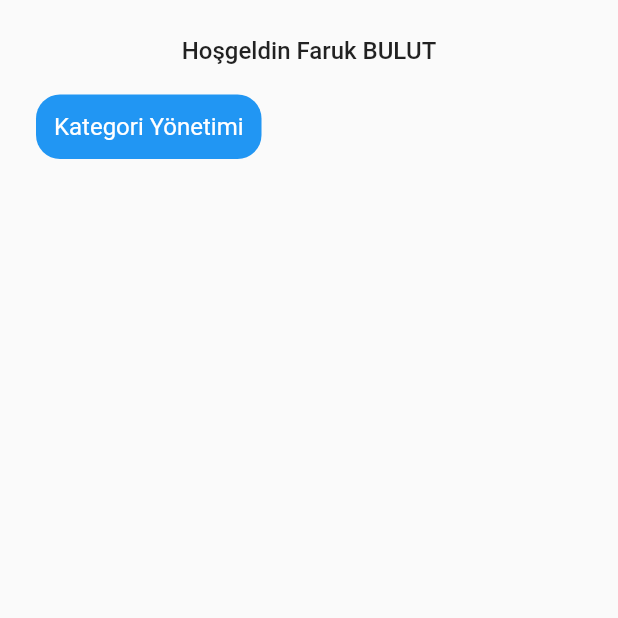
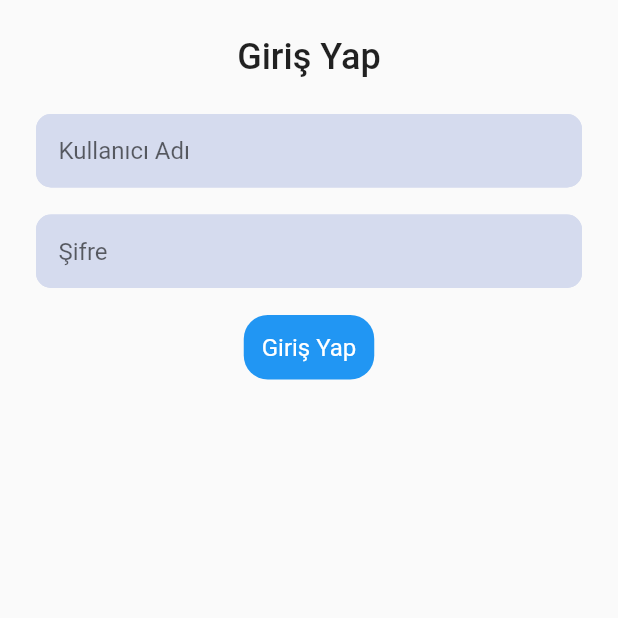
Before and after one commit to faarukbulut/NetCore_FlutterProject, a Flutter app: the screen it shows after launch, on a phone screen of 412 x 824 dp, the top half of it. Run offline on Flutter 3.47's test engine with Material 2 defaults, Android fonts, the phone set to English and light mode, and no system bars; our stand-ins replace get.

Commit message:
Kullanıcı Girişi

```diff
--- a/flutter_ui/lib/main.dart
+++ b/flutter_ui/lib/main.dart
@@ -1,6 +1,6 @@
 import 'package:flutter/material.dart';
-import 'package:flutter_ui/view/yonetim_sayfa.dart';
 import 'package:get/get.dart';
+import 'view/giris_sayfa/giris_sayfa.dart';
 
 void main() {
   runApp(const MyApp());
@@ -11,9 +11,9 @@ class MyApp extends StatelessWidget {
 
   @override
   Widget build(BuildContext context) {
-    return const GetMaterialApp(
+    return GetMaterialApp(
       debugShowCheckedModeBanner: false,
-      home: YonetimSayfa(),
+      home: GirisSayfa(),
     );
   }
 }
--- /dev/null
+++ b/flutter_ui/lib/models/kullanici.dart
@@ -0,0 +1,24 @@
+class Kullanici{
+  final int? kullaniciID;
+  final String? kullaniciAdi;
+  final String? sifre;
+  final String? adSoyad;
+
+  Kullanici({
+    this.kullaniciID,
+    this.kullaniciAdi,
+    this.sifre,
+    this.adSoyad,
+  });
+
+
+  factory Kullanici.fromJson(Map<String, dynamic> json){
+    return Kullanici(
+      kullaniciID: json['kullaniciID'] as int? ?? 0,
+      kullaniciAdi: json['kullaniciAdi'] as String? ?? '',
+      sifre: json['sifre'] as String? ?? '',
+      adSoyad: json['adSoyad'] as String? ?? '',
+    );
+  }
+
+}
--- /dev/null
+++ b/flutter_ui/lib/view/giris_sayfa/giris_sayfa.dart
@@ -0,0 +1,61 @@
+import 'package:flutter/material.dart';
+import 'package:flutter_ui/components/widget.dart';
+import 'package:get/get.dart';
+
+import '../../controller/kullanici_controller.dart';
+
+class GirisSayfa extends StatefulWidget {
+  const GirisSayfa({super.key});
+
+  @override
+  State<GirisSayfa> createState() => _GirisSayfaState();
+}
+
+class _GirisSayfaState extends State<GirisSayfa> {
+
+  final KullaniciController _kullaniciController = Get.put(KullaniciController());
+
+
+
+  @override
+  Widget build(BuildContext context) {
+    return Scaffold(
+      body: SafeArea(
+        child: SingleChildScrollView(
+          padding: const EdgeInsets.all(24),
+          child: Form(
+            key: _kullaniciController.formKey,
+            child: Column(
+              children: [
+
+                const Text('Giriş Yap', style: TextStyle(fontSize:24, fontWeight: FontWeight.w500)),
+
+                const SizedBox(height:24),
+
+                TextFormField(
+                  controller: _kullaniciController.kullaniciAdiController,
+                  decoration: textFieldDecoration('Kullanıcı Adı'),
+                ),
+
+                const SizedBox(height:18),
+
+                TextFormField(
+                  controller: _kullaniciController.sifreController,
+                  decoration: textFieldDecoration('Şifre'),
+                ),
+
+                const SizedBox(height:18),
+
+                butonWidget(
+                  (){ _kullaniciController.girisYap(context); },
+                  'Giriş Yap',
+                ),
+
+              ],
+            ),
+          ),
+        ),
+      )
+    );
+  }
+}
--- a/flutter_ui/lib/view/kategori_sayfa/kategori_liste_sayfa.dart
+++ b/flutter_ui/lib/view/kategori_sayfa/kategori_liste_sayfa.dart
@@ -36,7 +36,7 @@ class _KategoriListeSayfaState extends State<KategoriListeSayfa> {
             Row(
               children: [
                 GestureDetector(
-                  onTap:(){Get.to(() => YonetimSayfa());},
+                  onTap:(){Get.to(() => const YonetimSayfa());},
                   child: const Icon(Icons.chevron_left),
                 ),
                 const Text('Kategori Listesi', style: TextStyle(fontSize: 16, fontWeight: FontWeight.w500)),
--- a/flutter_ui/lib/view/yonetim_sayfa.dart
+++ b/flutter_ui/lib/view/yonetim_sayfa.dart
@@ -1,8 +1,8 @@
 import 'package:flutter/material.dart';
 import 'package:flutter_ui/view/kategori_sayfa/kategori_liste_sayfa.dart';
 import 'package:get/get.dart';
-
 import '../components/widget.dart';
+import '../controller/kullanici_controller.dart';
 
 class YonetimSayfa extends StatefulWidget {
   const YonetimSayfa({super.key});
@@ -12,6 +12,9 @@ class YonetimSayfa extends StatefulWidget {
 }
 
 class _YonetimSayfaState extends State<YonetimSayfa> {
+
+  final KullaniciController _kullaniciController = Get.put(KullaniciController());
+
   @override
   Widget build(BuildContext context) {
     return Scaffold(
@@ -20,7 +23,7 @@ class _YonetimSayfaState extends State<YonetimSayfa> {
           padding: const EdgeInsets.all(24),
           child: Column(
             children: [
-              const Text('Hoşgeldin Faruk BULUT', style: TextStyle(fontSize: 16, fontWeight: FontWeight.w500),),
+              Obx(() => Text('Hoşgeldin ${_kullaniciController.kullanici.value.adSoyad}', style: TextStyle(fontSize: 16, fontWeight: FontWeight.w500),),),
               const SizedBox(height:20,),
               Row(
                 crossAxisAlignment: CrossAxisAlignment.start,
```
Also changed, not shown: flutter_ui/lib/controller/kullanici_controller.dart (added, +57 -0 lines), 2 other files.
